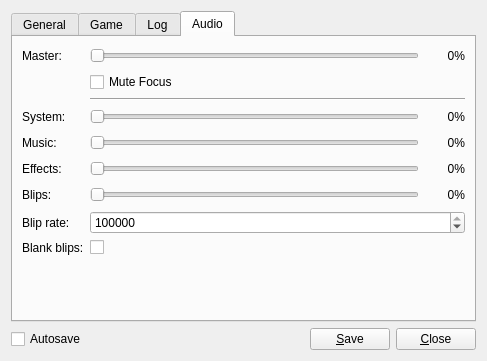
First picture: the form in res/ui/config_panel.ui, repository lambdcalculus/AO2-Client, before the edit.
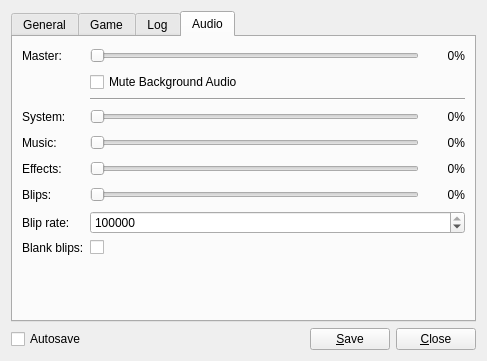
Second picture: the form after the edit.

Commit message: Renamed disable_background_audio to mute_background_audio (clarity)

Patch:
```diff
--- a/res/ui/config_panel.ui
+++ b/res/ui/config_panel.ui
@@ -501,7 +501,7 @@
           <string>&lt;html&gt;&lt;head/&gt;&lt;body&gt;&lt;p&gt;If enabled, audio will be muted temporarily when the client is not in focus.&lt;/p&gt;&lt;p&gt;&lt;br/&gt;&lt;/p&gt;&lt;p&gt;This does not apply to system sounds.&lt;/p&gt;&lt;/body&gt;&lt;/html&gt;</string>
          </property>
          <property name="text">
-          <string>Mute Focus</string>
+          <string>Mute Background Audio</string>
          </property>
         </widget>
        </item>
```
Left out of the diff: 4 changed lines with no effect on the pictures. The commit also changes 4 other files.
